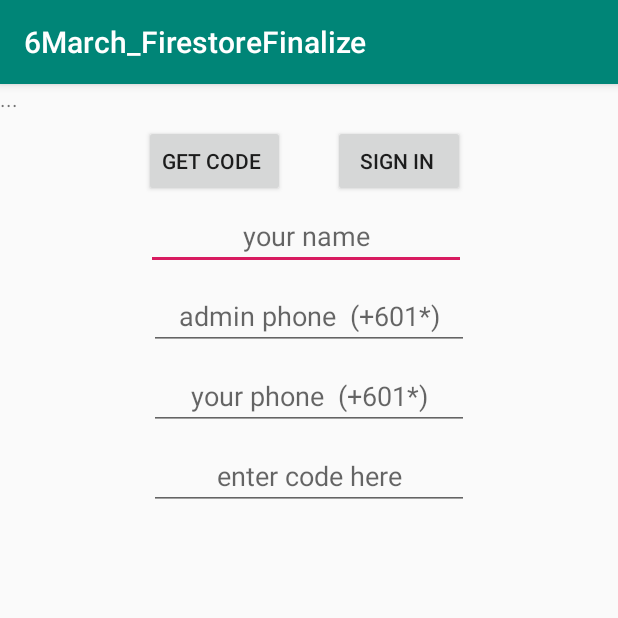
After one commit to arifdroid/10MarchProgress, an Android app: the RegistrationActivity screen opened directly, with no data from a screen before it, on a phone screen of 412 x 824 dp, the top half of it. The commit adds this screen. Run offline under Robolectric (Android 15) with nearby library versions, the phone set to English and light mode, and no system bars; our stand-ins replace Firebase (no records; nobody signed in at launch, a user with empty details on screens opened directly).

Commit message:
try adding registration for employee, up to getting reference point to validate user belong to company, but dont want to create unnecessary document.

```diff
--- a/app/src/main/AndroidManifest.xml
+++ b/app/src/main/AndroidManifest.xml
@@ -9,7 +9,8 @@
         android:roundIcon="@mipmap/ic_launcher_round"
         android:supportsRtl="true"
         android:theme="@style/AppTheme">
-        <activity android:name=".listing_firestor_recycler.ListingFireStoreActivity"></activity>
+        <activity android:name=".employee_experience.RegistrationActivity"></activity>
+        <activity android:name=".listing_firestor_recycler.ListingFireStoreActivity" />
         <activity android:name=".MainActivity">
             <intent-filter>
                 <action android:name="android.intent.action.MAIN" />
--- /dev/null
+++ b/app/src/main/java/com/example/a6march_firestorefinalize/employee_experience/RegistrationActivity.java
@@ -0,0 +1,189 @@
+package com.example.a6march_firestorefinalize.employee_experience;
+
+import android.support.annotation.NonNull;
+import android.support.v7.app.AppCompatActivity;
+import android.os.Bundle;
+import android.view.View;
+import android.widget.Button;
+import android.widget.EditText;
+import android.widget.TextView;
+
+import com.example.a6march_firestorefinalize.R;
+import com.google.android.gms.tasks.OnCompleteListener;
+import com.google.android.gms.tasks.Task;
+import com.google.firebase.FirebaseException;
+import com.google.firebase.auth.AuthResult;
+import com.google.firebase.auth.FirebaseAuth;
+import com.google.firebase.auth.FirebaseUser;
+import com.google.firebase.auth.PhoneAuthCredential;
+import com.google.firebase.auth.PhoneAuthProvider;
+import com.google.firebase.firestore.CollectionReference;
+import com.google.firebase.firestore.DocumentSnapshot;
+import com.google.firebase.firestore.FirebaseFirestore;
+
+import java.util.concurrent.TimeUnit;
+
+public class RegistrationActivity extends AppCompatActivity {
+
+    //fields for registration process
+    private Button button_signin, button_getCode;
+    private EditText editText_employee_name, editText_employee_phone
+            ,editText_company_phone, editText_code;
+
+    private PhoneAuthProvider.OnVerificationStateChangedCallbacks mCallback;
+
+    //fields for code
+    private String codeFirebase_Sent;
+
+
+    //fields for message
+    private TextView textViewMessageRegistration;
+
+    //fields for entered company uid, phone
+    private String company_phone_user_enter;
+
+
+
+
+    @Override
+    protected void onCreate(Bundle savedInstanceState) {
+        super.onCreate(savedInstanceState);
+        setContentView(R.layout.activity_registration);
+
+    //edit text input
+    editText_code= findViewById(R.id.editTextCodeID);
+    editText_company_phone=findViewById(R.id.editText__registration_companyPhone_ID);
+    editText_employee_name = findViewById(R.id.editTextName_registrationID);
+    editText_employee_phone = findViewById(R.id.editText_registration_phone_employee_ID);
+
+    //button ui
+    button_getCode=findViewById(R.id.button_registration_code_ID);
+    button_signin = findViewById(R.id.button_registration_signIn_ID);
+
+    //textview message
+    textViewMessageRegistration = findViewById(R.id.textView_registration_ID);
+    textViewMessageRegistration.setText("...");
+
+        FirebaseUser userInit = FirebaseAuth.getInstance().getCurrentUser();
+
+        //sign out if currently got user log in
+        if(userInit!=null){
+            FirebaseAuth.getInstance().signOut();
+        }
+
+    button_signin.setOnClickListener(new View.OnClickListener() {
+        @Override
+        public void onClick(View v) {
+
+        }
+    });
+
+    button_getCode.setOnClickListener(new View.OnClickListener() {
+        @Override
+        public void onClick(View v) {
+
+            textViewMessageRegistration.setText("starting verification");
+
+            getCallbackPhoneAuth();
+
+        }
+    });
+
+    mCallback = new PhoneAuthProvider.OnVerificationStateChangedCallbacks() {
+        @Override
+        public void onVerificationCompleted(PhoneAuthCredential phoneAuthCredential) {
+
+
+            textViewMessageRegistration.setText("getting verification..");
+
+            //make sure user enter all information
+
+            String name = editText_employee_name.getText().toString();
+            String company_phone = editText_company_phone.getText().toString();
+            String your_number = editText_employee_phone.getText().toString();
+
+            company_phone_user_enter=company_phone;
+
+            if((name!=null)&&(company_phone!=null)&&(your_number!=null)) {
+                gettingVerification(phoneAuthCredential);
+            }
+
+        }
+
+        @Override
+        public void onVerificationFailed(FirebaseException e) {
+            textViewMessageRegistration.setText("verification failed");
+        }
+
+        @Override
+        public void onCodeSent(String s, PhoneAuthProvider.ForceResendingToken forceResendingToken) {
+            super.onCodeSent(s, forceResendingToken);
+      textViewMessageRegistration.setText("code received");
+      codeFirebase_Sent =s;
+
+        }
+    };
+
+
+    }
+
+    private void gettingVerification(PhoneAuthCredential phoneAuthCredential) {
+
+
+
+        FirebaseAuth.getInstance().signInWithCredential(phoneAuthCredential).addOnCompleteListener(new OnCompleteListener<AuthResult>() {
+            @Override
+            public void onComplete(@NonNull Task<AuthResult> task) {
+
+                if(task.isSuccessful()){
+
+
+
+                    final FirebaseUser user = FirebaseAuth.getInstance().getCurrentUser();
+
+                    //here we want to verify this current user is registered by admin by some office
+
+                    final CollectionReference collectionReference = FirebaseFirestore.getInstance().collection("adminsOffices");
+
+                    //extract the company phone, and go to company document from collection,, this
+
+                    //BUT THIS WILL CREATE, we dont want user to create
+
+                    collectionReference.document(company_phone_user_enter).get().addOnCompleteListener(new OnCompleteListener<DocumentSnapshot>() {
+                        @Override
+                        public void onComplete(@NonNull Task<DocumentSnapshot> task) {
+
+
+                            if(task.isSuccessful()){
+
+
+
+
+                            }else {
+                                //this either means user enter wrong number, document dont
+                                textViewMessageRegistration.setText("company phone not exist");
+                            }
+                        }
+                    });
+
+
+                }else {
+                    textViewMessageRegistration.setText("fail verify credential..");
+                }
+
+            }
+        });
+
+    }
+
+    private void getCallbackPhoneAuth() {
+
+        PhoneAuthProvider.getInstance().verifyPhoneNumber(editText_employee_phone.getText().toString(),
+                60,
+                TimeUnit.SECONDS,
+                RegistrationActivity.this,
+                mCallback
+                );
+
+    }
+}
--- a/app/src/main/java/com/example/a6march_firestorefinalize/listing_firestor_recycler/ContactUserAdapter.java
+++ b/app/src/main/java/com/example/a6march_firestorefinalize/listing_firestor_recycler/ContactUserAdapter.java
@@ -1,10 +1,12 @@
 package com.example.a6march_firestorefinalize.listing_firestor_recycler;
 
+import android.content.Intent;
 import android.support.annotation.NonNull;
 import android.support.v7.widget.RecyclerView;
 import android.view.LayoutInflater;
 import android.view.View;
 import android.view.ViewGroup;
+import android.widget.RatingBar;
 import android.widget.TextView;
 
 import com.example.a6march_firestorefinalize.ContactUser;
@@ -32,6 +34,8 @@ class ContactUserAdapter extends FirestoreRecyclerAdapter<ContactUser,ContactUse
         holder.textViewNameRef.setText(model.getName());
         holder.textViewPhoneRef.setText(model.getPhone());
         holder.textViewUidRef.setText(model.getUid());
+        int rate = Integer.parseInt(model.getRating());
+        holder.ratingBar.setRating(rate);
 
     }
 
@@ -50,6 +54,7 @@ class ContactUserAdapter extends FirestoreRecyclerAdapter<ContactUser,ContactUse
     public class InsideHolder extends RecyclerView.ViewHolder {
 
         private TextView textViewNameRef, textViewPhoneRef, textViewUidRef;
+        private RatingBar ratingBar;
 
         public InsideHolder(@NonNull View itemView) {
             super(itemView);
@@ -57,6 +62,7 @@ class ContactUserAdapter extends FirestoreRecyclerAdapter<ContactUser,ContactUse
             textViewNameRef = itemView.findViewById(R.id.textViewName);
             textViewPhoneRef = itemView.findViewById(R.id.textViewPhone);
             textViewUidRef = itemView.findViewById(R.id.textViewUid);
+            ratingBar = itemView.findViewById(R.id.ratingID);
 
         }
     }
--- /dev/null
+++ b/app/src/main/res/layout/activity_registration.xml
@@ -0,0 +1,107 @@
+<?xml version="1.0" encoding="utf-8"?>
+<android.support.constraint.ConstraintLayout xmlns:android="http://schemas.android.com/apk/res/android"
+    xmlns:app="http://schemas.android.com/apk/res-auto"
+    xmlns:tools="http://schemas.android.com/tools"
+    android:layout_width="match_parent"
+    android:layout_height="match_parent"
+    tools:context=".employee_experience.RegistrationActivity">
+
+    <EditText
+        android:id="@+id/editTextName_registrationID"
+        android:layout_width="wrap_content"
+        android:layout_height="wrap_content"
+        android:layout_marginStart="8dp"
+        android:layout_marginTop="8dp"
+        android:layout_marginEnd="8dp"
+        android:hint="your name"
+        android:textAlignment="center"
+        android:layout_marginBottom="8dp"
+        android:ems="10"
+        android:inputType="text"
+        app:layout_constraintBottom_toBottomOf="parent"
+        app:layout_constraintEnd_toEndOf="parent"
+        app:layout_constraintHorizontal_bias="0.489"
+        app:layout_constraintStart_toStartOf="parent"
+        app:layout_constraintTop_toTopOf="parent"
+        app:layout_constraintVertical_bias="0.1" />
+
+    <EditText
+        android:id="@+id/editText__registration_companyPhone_ID"
+        android:layout_width="wrap_content"
+        android:layout_height="wrap_content"
+        android:layout_marginStart="8dp"
+        android:layout_marginTop="8dp"
+        android:layout_marginEnd="8dp"
+        android:ems="10"
+        android:hint="admin phone  (+601*)"
+        android:inputType="phone"
+        android:textAlignment="center"
+        app:layout_constraintEnd_toEndOf="parent"
+        app:layout_constraintStart_toStartOf="parent"
+        app:layout_constraintTop_toBottomOf="@+id/editTextName_registrationID" />
+
+    <EditText
+        android:id="@+id/editText_registration_phone_employee_ID"
+        android:layout_width="wrap_content"
+        android:layout_height="wrap_content"
+        android:layout_marginStart="8dp"
+        android:layout_marginTop="8dp"
+        android:layout_marginEnd="8dp"
+        android:ems="10"
+        android:hint="your phone  (+601*)"
+        android:inputType="phone"
+        android:textAlignment="center"
+        app:layout_constraintEnd_toEndOf="parent"
+        app:layout_constraintStart_toStartOf="parent"
+        app:layout_constraintTop_toBottomOf="@+id/editText__registration_companyPhone_ID" />
+
+    <EditText
+        android:id="@+id/editText_registration_employee_code_ID"
+        android:layout_width="wrap_content"
+        android:layout_height="wrap_content"
+        android:layout_marginStart="8dp"
+        android:hint="enter code here"
+        android:textAlignment="center"
+        android:layout_marginTop="8dp"
+        android:layout_marginEnd="8dp"
+        android:ems="10"
+        android:inputType="number"
+        app:layout_constraintEnd_toEndOf="parent"
+        app:layout_constraintStart_toStartOf="parent"
+        app:layout_constraintTop_toBottomOf="@+id/editText_registration_phone_employee_ID" />
+
+    <Button
+        android:id="@+id/button_registration_signIn_ID"
+        android:layout_width="wrap_content"
+        android:layout_height="wrap_content"
+        android:layout_marginStart="16dp"
+        android:layout_marginTop="8dp"
+        android:text="sign in "
+        app:layout_constraintStart_toStartOf="@+id/guideline3"
+        app:layout_constraintTop_toBottomOf="@+id/textView_registration_ID" />
+
+    <android.support.constraint.Guideline
+        android:id="@+id/guideline3"
+        android:layout_width="wrap_content"
+        android:layout_height="wrap_content"
+        android:orientation="vertical"
+        app:layout_constraintGuide_percent="0.5" />
+
+    <Button
+        android:id="@+id/button_registration_code_ID"
+        android:layout_width="wrap_content"
+        android:layout_height="wrap_content"
+        android:layout_marginTop="8dp"
+        android:layout_marginEnd="16dp"
+        android:text="get code "
+        app:layout_constraintEnd_toStartOf="@+id/guideline3"
+        app:layout_constraintTop_toBottomOf="@+id/textView_registration_ID" />
+
+    <TextView
+        android:id="@+id/textView_registration_ID"
+        android:layout_width="wrap_content"
+        android:layout_height="wrap_content"
+        android:text="TextView"
+        tools:layout_editor_absoluteX="176dp"
+        tools:layout_editor_absoluteY="287dp" />
+</android.support.constraint.ConstraintLayout>
--- a/app/src/main/res/values/styles.xml
+++ b/app/src/main/res/values/styles.xml
@@ -6,6 +6,7 @@
         <item name="colorPrimary">@color/colorPrimary</item>
         <item name="colorPrimaryDark">@color/colorPrimaryDark</item>
         <item name="colorAccent">@color/colorAccent</item>
+        <item name="ratingBarStyleSmall">@style/Base.Widget.AppCompat.RatingBar.Small</item>
     </style>
 
 </resources>
```
Also changed, not shown: app/src/main/java/com/example/a6march_firestorefinalize/ContactUser.java (+9 -0 lines), app/src/main/res/layout/custom_layout_cardview.xml (+14 -4 lines).
